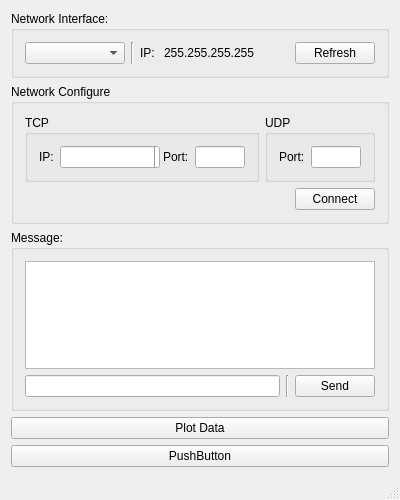
This is mainwindow.ui in rookiepeng/mimo-radar as Qt 5 draws it before an edit. The edited form follows.
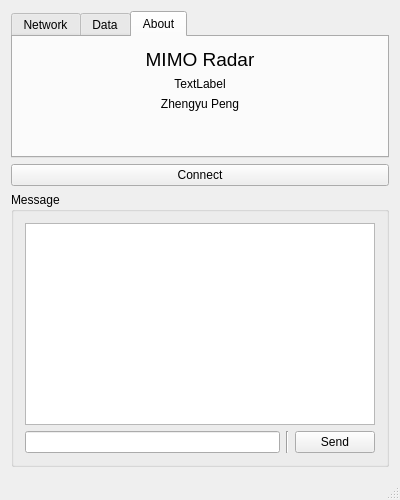
This is the edited form.

What changed in the file:
```diff
--- a/mainwindow.ui
+++ b/mainwindow.ui
@@ -22,11 +22,21 @@
   <widget class="QWidget" name="centralWidget">
    <layout class="QVBoxLayout" name="verticalLayout">
     <item>
-     <widget class="QGroupBox" name="groupBox_3">
-      <property name="title">
-       <string>Network Interface:</string>
+     <widget class="QTabWidget" name="tabWidget">
+      <property name="sizePolicy">
+       <sizepolicy hsizetype="Expanding" vsizetype="Minimum">
+        <horstretch>0</horstretch>
+        <verstretch>0</verstretch>
+       </sizepolicy>
       </property>
-      <layout class="QVBoxLayout" name="verticalLayout_2">
+      <property name="currentIndex">
+       <number>2</number>
+      </property>
+      <widget class="QWidget" name="tab">
+       <attribute name="title">
+        <string>Network</string>
+       </attribute>
+       <layout class="QVBoxLayout" name="verticalLayout_5">
        <item>
         <layout class="QHBoxLayout" name="horizontalLayout_5">
          <item>
@@ -61,7 +71,7 @@
          <item>
           <widget class="QLabel" name="label_2">
            <property name="text">
-            <string>IP: </string>
+             <string>Local IP: </string>
            </property>
           </widget>
          </item>
@@ -94,15 +104,6 @@
          </item>
         </layout>
        </item>
-      </layout>
-     </widget>
-    </item>
-    <item>
-     <widget class="QGroupBox" name="groupBox">
-      <property name="title">
-       <string>Network Configure</string>
-      </property>
-      <layout class="QVBoxLayout" name="verticalLayout_6">
        <item>
         <layout class="QHBoxLayout" name="horizontalLayout_3">
          <item>
@@ -283,6 +284,34 @@
          </item>
         </layout>
        </item>
+       </layout>
+      </widget>
+      <widget class="QWidget" name="tab_2">
+       <attribute name="title">
+        <string>Data</string>
+       </attribute>
+       <layout class="QVBoxLayout" name="verticalLayout_8">
+        <item>
+         <layout class="QHBoxLayout" name="horizontalLayout_4">
+          <item>
+           <widget class="QLabel" name="label">
+            <property name="text">
+             <string>Save to:</string>
+            </property>
+           </widget>
+          </item>
+          <item>
+           <widget class="QLineEdit" name="lineEdit_SaveTo"/>
+          </item>
+          <item>
+           <widget class="QToolButton" name="toolButton_SaveTo">
+            <property name="text">
+             <string>...</string>
+            </property>
+           </widget>
+          </item>
+         </layout>
+        </item>
        <item>
         <layout class="QHBoxLayout" name="horizontalLayout_6">
          <item>
@@ -299,21 +328,93 @@
           </spacer>
          </item>
          <item>
-          <widget class="QPushButton" name="button_TcpClient">
+           <widget class="QPushButton" name="button_Plot">
+            <property name="text">
+             <string>Plot Data</string>
+            </property>
+           </widget>
+          </item>
+         </layout>
+        </item>
+       </layout>
+      </widget>
+      <widget class="QWidget" name="tab_3">
+       <attribute name="title">
+        <string>About</string>
+       </attribute>
+       <layout class="QVBoxLayout" name="verticalLayout_2">
+        <item>
+         <widget class="QLabel" name="label_4">
+          <property name="font">
+           <font>
+            <pointsize>14</pointsize>
+           </font>
+          </property>
+          <property name="text">
+           <string>MIMO Radar</string>
+          </property>
+          <property name="alignment">
+           <set>Qt::AlignCenter</set>
+          </property>
+          <property name="textInteractionFlags">
+           <set>Qt::LinksAccessibleByKeyboard|Qt::LinksAccessibleByMouse|Qt::TextBrowserInteraction|Qt::TextSelectableByKeyboard|Qt::TextSelectableByMouse</set>
+          </property>
+         </widget>
+        </item>
+        <item>
+         <widget class="QLabel" name="label_AppVersion">
+          <property name="text">
+           <string>TextLabel</string>
+          </property>
+          <property name="alignment">
+           <set>Qt::AlignCenter</set>
+          </property>
+          <property name="textInteractionFlags">
+           <set>Qt::LinksAccessibleByKeyboard|Qt::LinksAccessibleByMouse|Qt::TextBrowserInteraction|Qt::TextSelectableByKeyboard|Qt::TextSelectableByMouse</set>
+          </property>
+         </widget>
+        </item>
+        <item>
+         <widget class="QLabel" name="label_6">
+          <property name="text">
+           <string>Zhengyu Peng</string>
+          </property>
+          <property name="alignment">
+           <set>Qt::AlignCenter</set>
+          </property>
+          <property name="textInteractionFlags">
+           <set>Qt::LinksAccessibleByKeyboard|Qt::LinksAccessibleByMouse|Qt::TextBrowserInteraction|Qt::TextSelectableByKeyboard|Qt::TextSelectableByMouse</set>
+          </property>
+         </widget>
+        </item>
+        <item>
+         <spacer name="verticalSpacer">
+          <property name="orientation">
+           <enum>Qt::Vertical</enum>
+          </property>
+          <property name="sizeHint" stdset="0">
+           <size>
+            <width>0</width>
+            <height>0</height>
+           </size>
+          </property>
+         </spacer>
+        </item>
+       </layout>
+      </widget>
+     </widget>
+    </item>
+    <item>
+     <widget class="QPushButton" name="button_Connect">
            <property name="text">
             <string>Connect</string>
            </property>
           </widget>
          </item>
-        </layout>
-       </item>
-      </layout>
-     </widget>
-    </item>
     <item>
      <widget class="QGroupBox" name="groupBox_2">
       <property name="title">
-       <string>Message:</string>
+       <string>Message</string>
       </property>
       <layout class="QVBoxLayout" name="verticalLayout_4">
        <item>
@@ -343,20 +444,6 @@
       </layout>
      </widget>
     </item>
-    <item>
-     <widget class="QPushButton" name="button_Plot">
-      <property name="text">
-       <string>Plot Data</string>
-      </property>
-     </widget>
-    </item>
-    <item>
-     <widget class="QPushButton" name="updateWaveform">
-      <property name="text">
-       <string>PushButton</string>
-      </property>
-     </widget>
-    </item>
    </layout>
   </widget>
   <widget class="QMenuBar" name="menuBar">
```
Left out of the diff: 2 changed lines with no effect on the pictures. Lines whose indentation alone changed are shown as unchanged.
